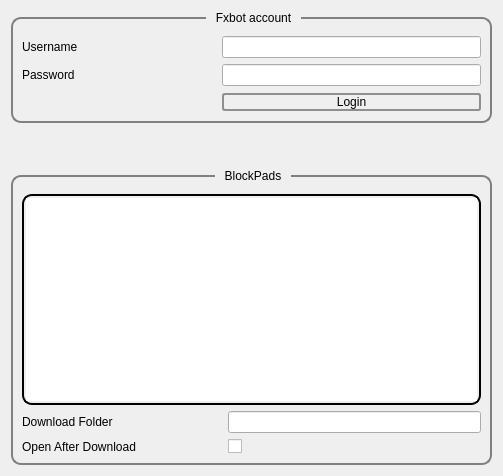
Old version of the form retreivecloudwgt.ui in the repository Bloc10FinTech/blockpad.
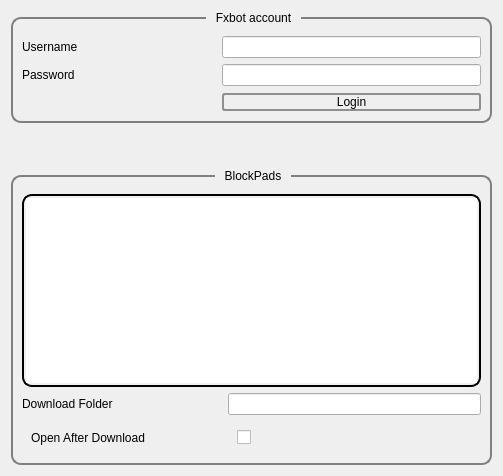
New version of the form.

Commit message: bug fix: retreive cloud blockpad in mac

What changed in the file:
```diff
--- a/retreivecloudwgt.ui
+++ b/retreivecloudwgt.ui
@@ -192,7 +192,7 @@
       <item>
        <widget class="QTableWidget" name="tableWidgetCloudBlockPads">
         <attribute name="horizontalHeaderVisible">
-         <bool>true</bool>
+         <bool>false</bool>
         </attribute>
         <attribute name="verticalHeaderVisible">
          <bool>false</bool>
@@ -214,6 +214,7 @@
        </layout>
       </item>
       <item>
+       <widget class="QWidget" name="wgtOpenAfter" native="true">
        <layout class="QHBoxLayout" name="horizontalLayout_4">
         <item>
          <widget class="QLabel" name="labelAutoOpenBlockPad">
@@ -230,6 +231,7 @@
          </widget>
         </item>
        </layout>
+       </widget>
       </item>
      </layout>
     </widget>
```
Lines whose indentation alone changed are shown as unchanged. The commit also changes 1 other file.
